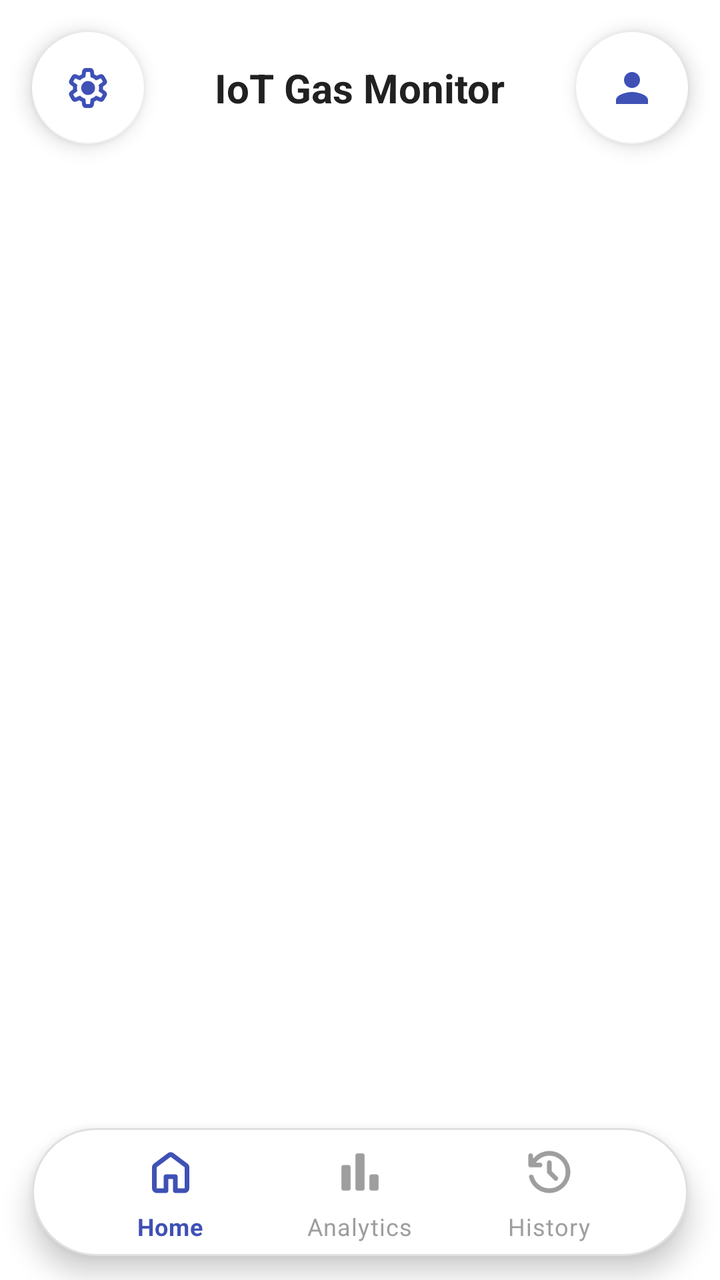
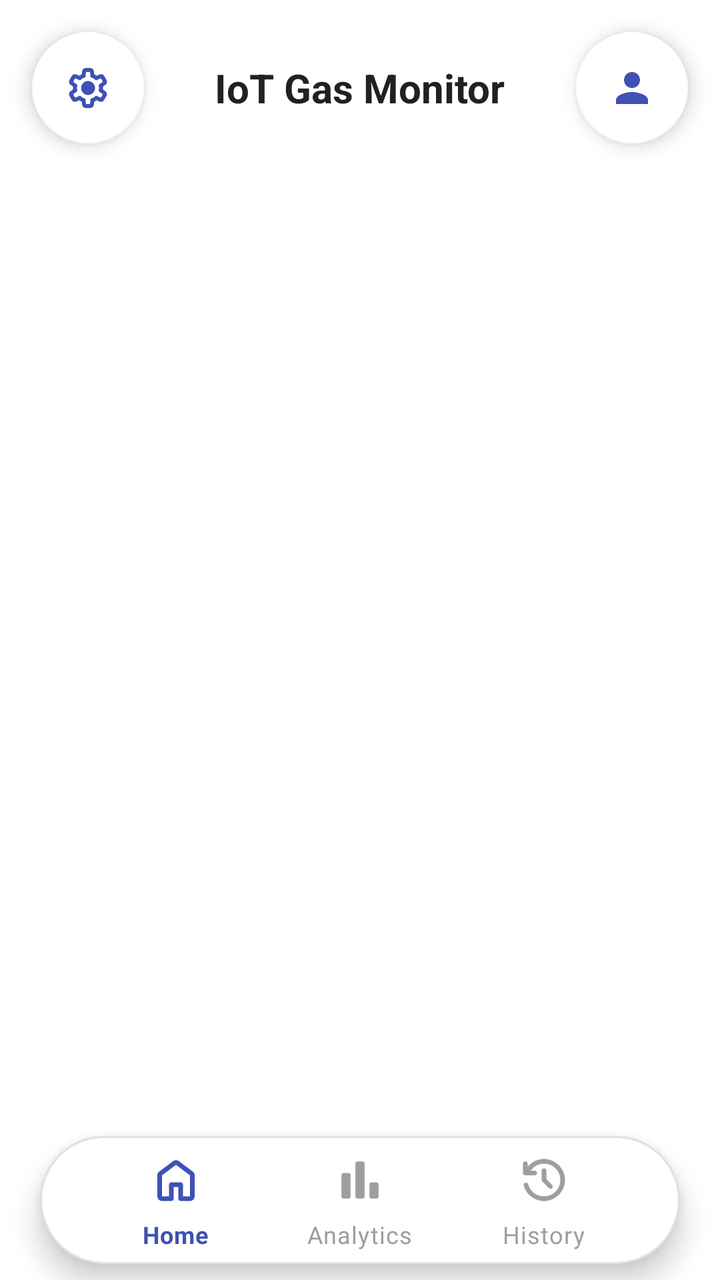

Before-and-after screenshots of an Android layout around one commit, followed by the original layout XML and the change that was made.
<!-- AndroidManifest.xml: application theme Theme.MyGasMonitor -->
<!-- res/layout/activity_main.xml -->
<?xml version="1.0" encoding="utf-8"?>
<androidx.constraintlayout.widget.ConstraintLayout
    xmlns:android="http://schemas.android.com/apk/res/android"
    xmlns:app="http://schemas.android.com/apk/res-auto"
    android:layout_width="match_parent"
    android:fitsSystemWindows="true"
    android:background="@color/page_bg_color"
    android:layout_height="match_parent">

    
    <FrameLayout
        android:id="@+id/topButtonContainer"
        android:layout_width="match_parent"
        android:layout_height="wrap_content"
        app:layout_constraintTop_toTopOf="parent">

        <com.google.android.material.floatingactionbutton.FloatingActionButton
            android:id="@+id/btnSettings"
            android:layout_width="wrap_content"
            android:layout_height="wrap_content"
            android:layout_gravity="start"
            app:backgroundTint="#FFFFFF"
            android:layout_margin="16dp"
            app:srcCompat="@drawable/ic_settings"
            app:tint="#3F51B5" />

        <TextView
            android:id="@+id/tvPageTitle"
            android:layout_width="wrap_content"
            android:layout_height="wrap_content"
            android:layout_weight="1"
            android:text="IoT Gas Monitor"
            android:textSize="20sp"
            android:textColor="#212121"
            android:textStyle="bold"
            android:layout_gravity="center" />

        <com.google.android.material.floatingactionbutton.FloatingActionButton
            android:id="@+id/btnProfile"
            android:layout_width="wrap_content"
            android:layout_height="wrap_content"
            android:layout_gravity="end"
            app:backgroundTint="#FFFFFF"
            android:layout_margin="16dp"
            app:srcCompat="@drawable/ic_person"
            app:tint="#3F51B5" />
    </FrameLayout>

    
    <androidx.viewpager2.widget.ViewPager2
        android:id="@+id/viewPager"
        android:layout_width="0dp"
        android:layout_height="0dp"
        app:layout_constraintBottom_toTopOf="@id/bottomNav"
        app:layout_constraintEnd_toEndOf="parent"
        app:layout_constraintStart_toStartOf="parent"
        app:layout_constraintTop_toBottomOf="@+id/topButtonContainer" />

    
    <com.google.android.material.bottomnavigation.BottomNavigationView
        android:id="@+id/bottomNav"
        android:layout_width="0dp"
        android:layout_height="64dp"
        android:layout_marginBottom="12dp"
        android:layout_marginHorizontal="32dp"
        android:layout_marginStart="16dp"
        android:layout_marginEnd="16dp"
        android:background="@drawable/bg_bottom_nav_floating"
        android:elevation="12dp"
        android:paddingHorizontal="22dp"
        app:itemIconSize="28dp"
        app:itemIconTint="@color/bottom_nav_selector"
        app:itemTextColor="@color/bottom_nav_selector"
        app:itemHorizontalTranslationEnabled="false"
        app:labelVisibilityMode="labeled"
        app:layout_constraintBottom_toBottomOf="parent"
        app:layout_constraintStart_toStartOf="parent"
        app:layout_constraintEnd_toEndOf="parent"
        app:menu="@menu/bottom_nav_menu" />


</androidx.constraintlayout.widget.ConstraintLayout>
<!-- resources referenced by this layout -->
<resources>
  <!-- drawable bg_bottom_nav_floating (drawable) -->
  <?xml version="1.0" encoding="utf-8"?>
  <shape xmlns:android="http://schemas.android.com/apk/res/android"
      android:shape="rectangle">
  
      <solid android:color="@color/white" />
  
      <corners android:radius="32dp" />
  
      <padding
          android:left="8dp"
          android:right="8dp" />
  
      <stroke
          android:width="1dp"
          android:color="#E0E0E0"/>
  </shape>
  <!-- drawable ic_person (drawable) -->
  <vector xmlns:android="http://schemas.android.com/apk/res/android" android:height="24dp" android:tint="#000000" android:viewportHeight="24" android:viewportWidth="24" android:width="24dp">
        
      <path android:fillColor="@android:color/white" android:pathData="M12,12c2.21,0 4,-1.79 4,-4s-1.79,-4 -4,-4 -4,1.79 -4,4 1.79,4 4,4zM12,14c-2.67,0 -8,1.34 -8,4v2h16v-2c0,-2.66 -5.33,-4 -8,-4z"/>
      
  </vector>
  <!-- drawable ic_settings (drawable) -->
  <vector xmlns:android="http://schemas.android.com/apk/res/android"
      android:width="24dp"
      android:height="24dp"
      android:viewportWidth="960"
      android:viewportHeight="960">
    <path
        android:pathData="M433,880q-27,0 -46.5,-18T363,818l-9,-66q-13,-5 -24.5,-12T307,725l-62,26q-25,11 -50,2t-39,-32l-47,-82q-14,-23 -8,-49t27,-43l53,-40q-1,-7 -1,-13.5v-27q0,-6.5 1,-13.5l-53,-40q-21,-17 -27,-43t8,-49l47,-82q14,-23 39,-32t50,2l62,26q11,-8 23,-15t24,-12l9,-66q4,-26 23.5,-44t46.5,-18h94q27,0 46.5,18t23.5,44l9,66q13,5 24.5,12t22.5,15l62,-26q25,-11 50,-2t39,32l47,82q14,23 8,49t-27,43l-53,40q1,7 1,13.5v27q0,6.5 -2,13.5l53,40q21,17 27,43t-8,49l-48,82q-14,23 -39,32t-50,-2l-60,-26q-11,8 -23,15t-24,12l-9,66q-4,26 -23.5,44T527,880h-94ZM440,800h79l14,-106q31,-8 57.5,-23.5T639,633l99,41 39,-68 -86,-65q5,-14 7,-29.5t2,-31.5q0,-16 -2,-31.5t-7,-29.5l86,-65 -39,-68 -99,42q-22,-23 -48.5,-38.5T533,266l-13,-106h-79l-14,106q-31,8 -57.5,23.5T321,327l-99,-41 -39,68 86,64q-5,15 -7,30t-2,32q0,16 2,31t7,30l-86,65 39,68 99,-42q22,23 48.5,38.5T427,694l13,106ZM482,620q58,0 99,-41t41,-99q0,-58 -41,-99t-99,-41q-59,0 -99.5,41T342,480q0,58 40.5,99t99.5,41ZM480,480Z"
        android:fillColor="#e3e3e3"/>
  </vector>
  <style name="Theme.MyGasMonitor" parent="Theme.MaterialComponents.DayNight.NoActionBar">
      
          <item name="colorPrimary">@color/purple_500</item>
          <item name="colorPrimaryVariant">@color/purple_700</item>
          <item name="colorOnPrimary">@color/white</item>
          
          <item name="colorSecondary">@color/teal_200</item>
          <item name="colorSecondaryVariant">@color/teal_700</item>
          <item name="colorOnSecondary">@color/black</item>
          
          <item name="android:statusBarColor">?attr/colorPrimaryVariant</item>
          
      </style>
  <color name="white">#FFFFFFFF</color>
  <color name="purple_500">#FF6200EE</color>
  <color name="purple_700">#FF3700B3</color>
  <color name="teal_200">#FF03DAC5</color>
  <color name="teal_700">#FF018786</color>
  <color name="black">#FF000000</color>
</resources>

<!-- the commit's change to res/layout/activity_main.xml (unified diff, before → after) -->
@@ -1,11 +1,10 @@
 <?xml version="1.0" encoding="utf-8"?>
-<androidx.constraintlayout.widget.ConstraintLayout
-    xmlns:android="http://schemas.android.com/apk/res/android"
+<androidx.constraintlayout.widget.ConstraintLayout xmlns:android="http://schemas.android.com/apk/res/android"
     xmlns:app="http://schemas.android.com/apk/res-auto"
     android:layout_width="match_parent"
-    android:fitsSystemWindows="true"
+    android:layout_height="match_parent"
     android:background="@color/page_bg_color"
-    android:layout_height="match_parent">
+    android:fitsSystemWindows="true">
 
     
     <FrameLayout
@@ -19,8 +18,8 @@
             android:layout_width="wrap_content"
             android:layout_height="wrap_content"
             android:layout_gravity="start"
+            android:layout_margin="16dp"
             app:backgroundTint="#FFFFFF"
-            android:layout_margin="16dp"
             app:srcCompat="@drawable/ic_settings"
             app:tint="#3F51B5" />
 
@@ -28,55 +27,62 @@
             android:id="@+id/tvPageTitle"
             android:layout_width="wrap_content"
             android:layout_height="wrap_content"
+            android:layout_gravity="center"
             android:layout_weight="1"
             android:text="IoT Gas Monitor"
+            android:textColor="#212121"
             android:textSize="20sp"
-            android:textColor="#212121"
-            android:textStyle="bold"
-            android:layout_gravity="center" />
+            android:textStyle="bold" />
 
         <com.google.android.material.floatingactionbutton.FloatingActionButton
             android:id="@+id/btnProfile"
             android:layout_width="wrap_content"
             android:layout_height="wrap_content"
             android:layout_gravity="end"
+            android:layout_margin="16dp"
             app:backgroundTint="#FFFFFF"
-            android:layout_margin="16dp"
             app:srcCompat="@drawable/ic_person"
             app:tint="#3F51B5" />
     </FrameLayout>
 
     
+    
     <androidx.viewpager2.widget.ViewPager2
         android:id="@+id/viewPager"
         android:layout_width="0dp"
         android:layout_height="0dp"
-        app:layout_constraintBottom_toTopOf="@id/bottomNav"
+        app:layout_constraintBottom_toTopOf="@id/navContainer"
         app:layout_constraintEnd_toEndOf="parent"
         app:layout_constraintStart_toStartOf="parent"
         app:layout_constraintTop_toBottomOf="@+id/topButtonContainer" />
 
     
-    <com.google.android.material.bottomnavigation.BottomNavigationView
-        android:id="@+id/bottomNav"
-        android:layout_width="0dp"
-        android:layout_height="64dp"
-        android:layout_marginBottom="12dp"
-        android:layout_marginHorizontal="32dp"
-        android:layout_marginStart="16dp"
-        android:layout_marginEnd="16dp"
-        android:background="@drawable/bg_bottom_nav_floating"
-        android:elevation="12dp"
-        android:paddingHorizontal="22dp"
-        app:itemIconSize="28dp"
-        app:itemIconTint="@color/bottom_nav_selector"
-        app:itemTextColor="@color/bottom_nav_selector"
-        app:itemHorizontalTranslationEnabled="false"
-        app:labelVisibilityMode="labeled"
+    <FrameLayout
+        android:id="@+id/navContainer"
+        android:layout_width="match_parent"
+        android:layout_height="80dp"
+        android:background="@android:color/transparent"
         app:layout_constraintBottom_toBottomOf="parent"
-        app:layout_constraintStart_toStartOf="parent"
         app:layout_constraintEnd_toEndOf="parent"
-        app:menu="@menu/bottom_nav_menu" />
+        app:layout_constraintStart_toStartOf="parent">
 
+        
+        <com.google.android.material.bottomnavigation.BottomNavigationView
+            android:id="@+id/bottomNav"
+            android:layout_width="match_parent"
+            android:layout_height="64dp"
+            android:layout_gravity="center"
+            android:layout_marginHorizontal="20dp"
+            android:background="@drawable/bg_bottom_nav_floating"
+            android:elevation="12dp"
+            android:paddingHorizontal="22dp"
+            app:itemHorizontalTranslationEnabled="false"
+            app:itemIconSize="28dp"
+            app:itemIconTint="@color/bottom_nav_selector"
+            app:itemTextColor="@color/bottom_nav_selector"
+            app:labelVisibilityMode="labeled"
+            app:menu="@menu/bottom_nav_menu" />
+
+    </FrameLayout>
 
 </androidx.constraintlayout.widget.ConstraintLayout>
